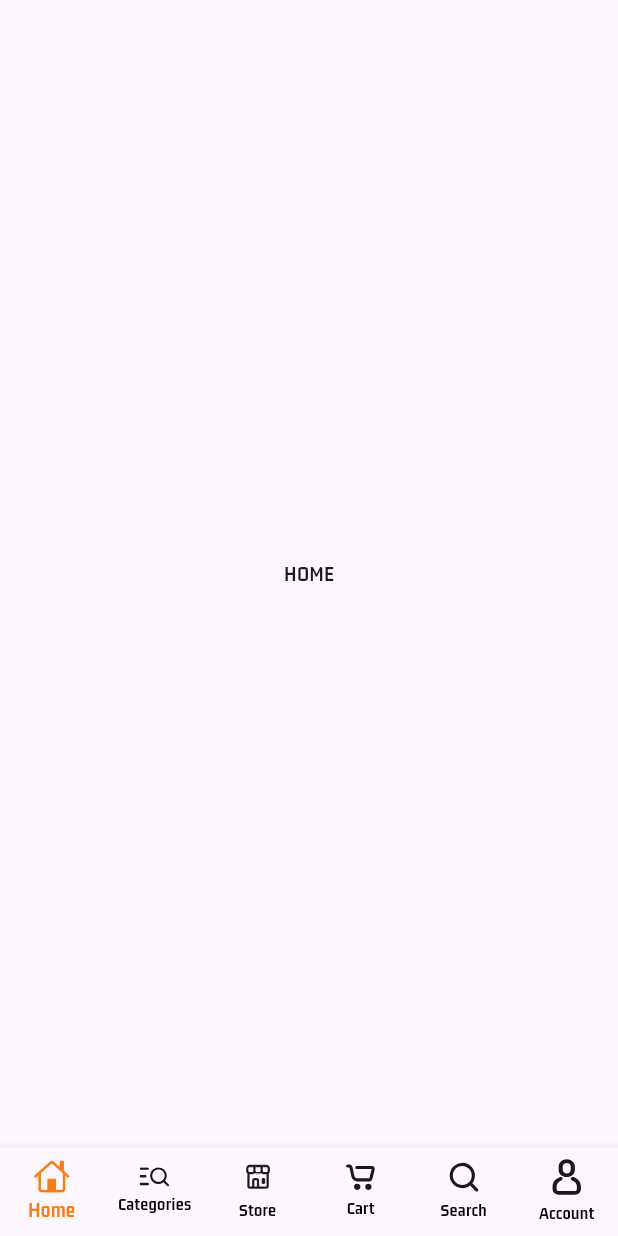
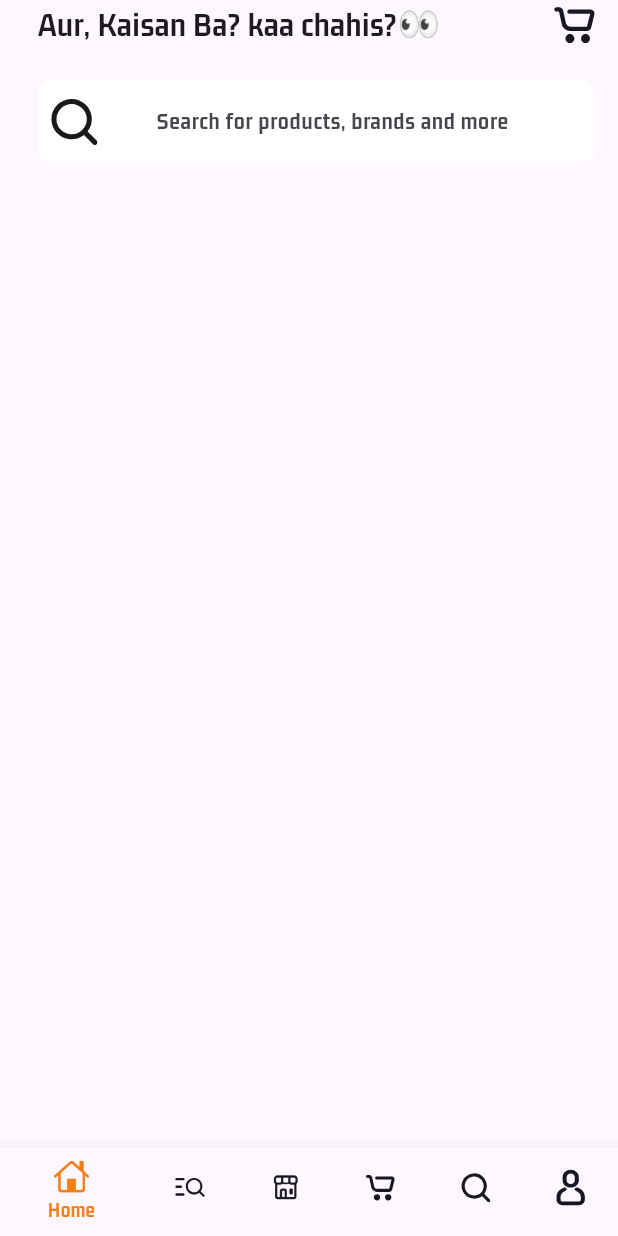
Before and after one commit to varshneydevansh/multi_vendor_demo, a Flutter app: the screen it shows after launch, on a phone screen of 412 x 824 dp. Run offline on Flutter 3.47's test engine with Material 2 defaults, Android fonts, the phone set to English and light mode, and no system bars; our stand-ins replace flutter_svg.

Commit message:
refactored the home screen

```diff
--- a/lib/views/buyers/main_screen.dart
+++ b/lib/views/buyers/main_screen.dart
@@ -31,7 +31,7 @@ class _MainScreenState extends State<MainScreen> {
   Widget build(BuildContext context) {
     return Scaffold(
       bottomNavigationBar: BottomNavigationBar(
-          type: BottomNavigationBarType.fixed,
+          //type: BottomNavigationBarType.fixed,
           currentIndex: _pageIndex,
           onTap: (value) {
             setState(() {
@@ -74,7 +74,7 @@ class _MainScreenState extends State<MainScreen> {
                 ),
                 label: 'Account'),
           ]),
-      body: _pages[0],
+      body: _pages[_pageIndex],
     );
   }
 }
--- a/lib/views/buyers/nav_screens/home_screen.dart
+++ b/lib/views/buyers/nav_screens/home_screen.dart
@@ -1,10 +1,22 @@
 import 'package:flutter/material.dart';
+import 'package:flutter_svg/flutter_svg.dart';
+import 'package:multi_vendor_demo/views/buyers/nav_screens/search_widget_top.dart';
+
+import 'nav_screen_widget/welcome_widget.dart';
 
 class HomeScreen extends StatelessWidget {
   const HomeScreen({super.key});
 
   @override
   Widget build(BuildContext context) {
-    return Center(child: Text('HOME'));
+    return Padding(
+      padding: EdgeInsets.only(
+          top: MediaQuery.of(context).padding.top, left: 25, right: 15),
+      child: Column(children: [
+        Welcome(),
+        SizedBox(height: 20,),
+        SearchWidgetTop()
+      ]),
+    );
   }
 }
--- /dev/null
+++ b/lib/views/buyers/nav_screens/nav_screen_widget/welcome_widget.dart
@@ -0,0 +1,27 @@
+import 'package:flutter/material.dart';
+import 'package:flutter_svg/svg.dart';
+
+class Welcome extends StatelessWidget {
+  const Welcome({
+    super.key,
+  });
+
+  @override
+  Widget build(BuildContext context) {
+    return Row(
+      mainAxisAlignment: MainAxisAlignment.spaceBetween,
+      children: [
+        Text(
+          'Aur, Kaisan Ba? kaa chahis?👀',
+          style: TextStyle(fontSize: 23, fontWeight: FontWeight.bold),
+        ),
+        Container(
+          child: SvgPicture.asset(
+            'assets/icons/cart.svg',
+            width: 28,
+          ),
+        ),
+      ],
+    );
+  }
+}
--- /dev/null
+++ b/lib/views/buyers/nav_screens/search_widget_top.dart
@@ -0,0 +1,30 @@
+import 'package:flutter/material.dart';
+import 'package:flutter_svg/svg.dart';
+
+class SearchWidgetTop extends StatelessWidget {
+  const SearchWidgetTop({
+    super.key,
+  });
+
+  @override
+  Widget build(BuildContext context) {
+    return ClipRRect(
+      borderRadius: BorderRadius.circular(10),
+      child: TextField(
+        decoration: InputDecoration(
+          hintText: '        Search for products, brands and more',
+          fillColor: Colors.white,
+          filled: true,
+          border: OutlineInputBorder(
+              borderRadius: BorderRadius.circular(10),
+              borderSide: BorderSide.none),
+          prefixIcon:
+              Padding(
+                padding: const EdgeInsets.all(8.0),
+                child: SvgPicture.asset('assets/icons/search.svg', width: 10),
+              ),
+        ),
+      ),
+    );
+  }
+}
```
